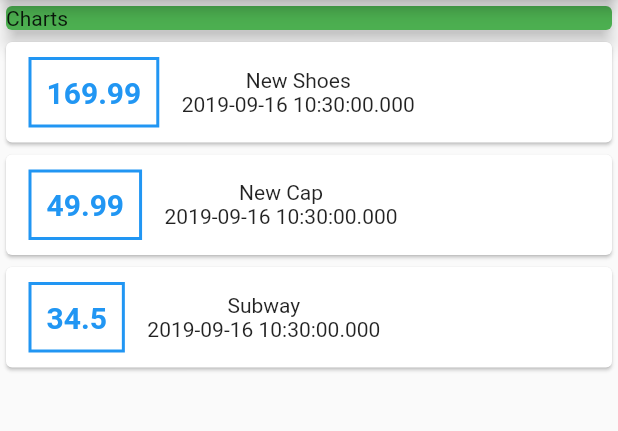
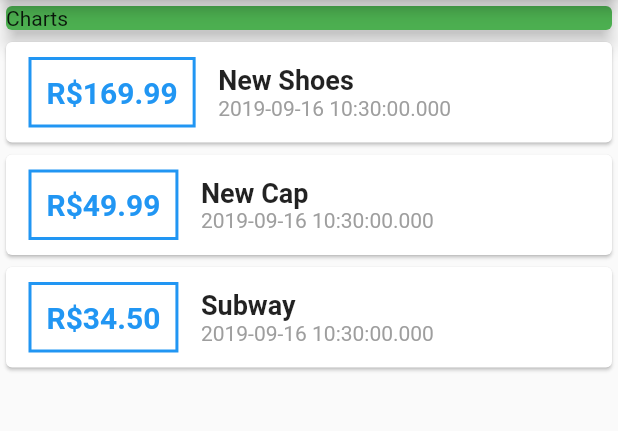
Before and after one commit to AdielAndradeR/flutter_personal_expenses, a Flutter app: the screen it shows after launch, on a phone screen of 412 x 824 dp, the part 84-515 px from its top. Run offline on Flutter 3.47's test engine with Material 2 defaults, Android fonts, the phone set to English and light mode, and no system bars.

```diff
--- a/lib/main.dart
+++ b/lib/main.dart
@@ -65,7 +65,8 @@ class MyHomePage extends StatelessWidget {
 
                   padding: EdgeInsets.all(10),
                   child: Text(
-                  tx.amount.toString(),
+                    'R\$${tx.amount.toStringAsFixed(2)}',
+
                   style: TextStyle(
                     fontWeight: FontWeight.bold,
                     fontSize: 20,
@@ -73,9 +74,22 @@ class MyHomePage extends StatelessWidget {
                     )
                   ),
                 ),
-                Column(children: <Widget>[
-                  Text(tx.title),
-                  Text(tx.date.toString())
+                Column(
+                  crossAxisAlignment: CrossAxisAlignment.start,
+                  children: <Widget>[
+                  Text(
+                    tx.title,
+                    style: TextStyle(
+                      fontSize: 18,
+                      fontWeight: FontWeight.bold
+                    ),
+                  ),
+                  Text(
+                    tx.date.toString(),
+                    style: TextStyle(
+                      color: Colors.grey
+                      )
+                    ,)
                   ])
 
                 ]),
```
